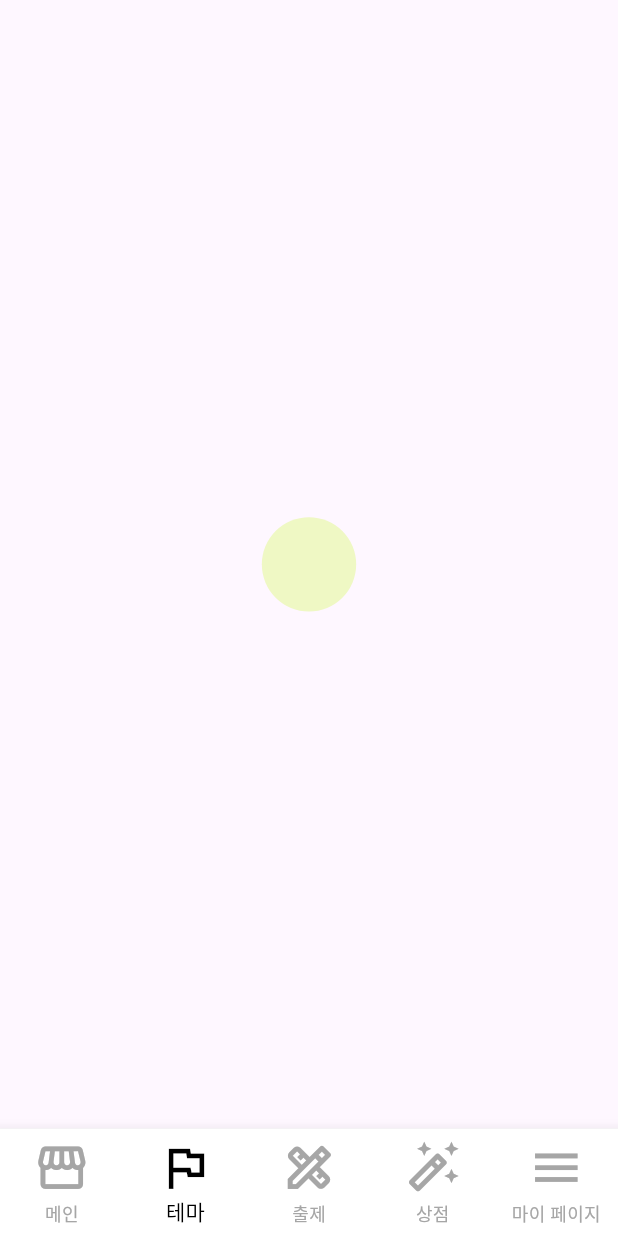
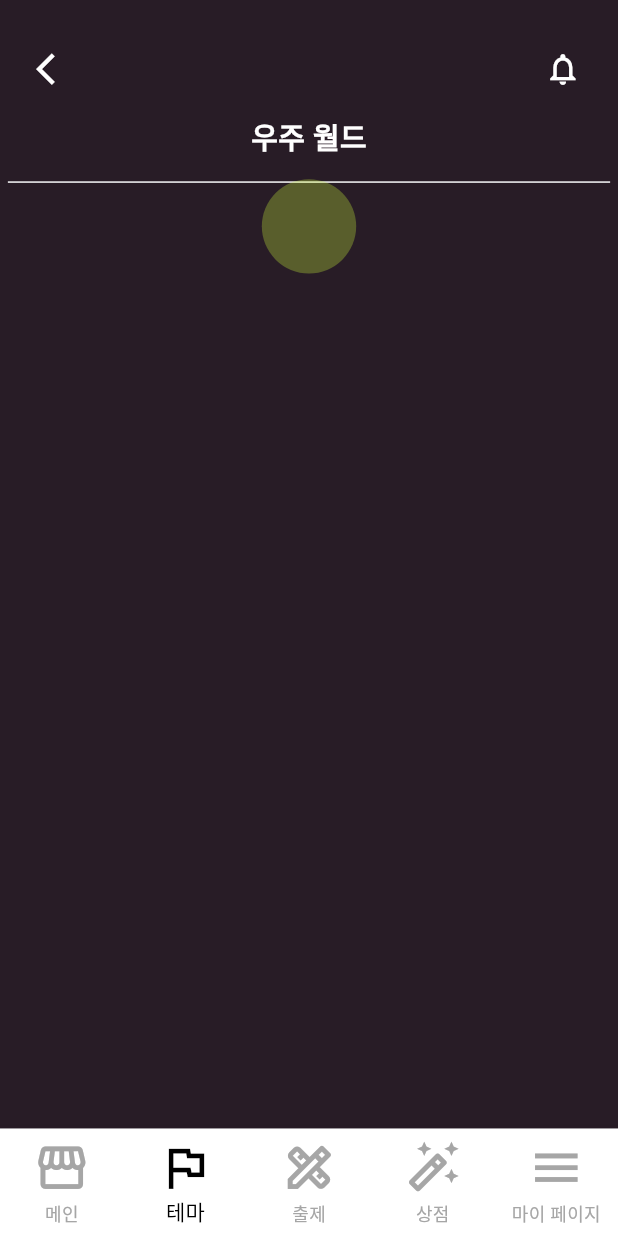
Before and after one commit to SKT-FlyAI-BoraMettugi/FE, a Flutter app: the screen it shows after launch, item 2 of the bottom bar chosen, after a tap on the "arrow forward ios" icon, on a phone screen of 412 x 824 dp. Run offline on Flutter 3.47's test engine with Material 3 defaults, Android fonts, the phone set to English and light mode, and no system bars; our stand-ins replace flutter_screenutil.

Commit message:
second commit

```diff
--- /dev/null
+++ b/lib/widgets/notification_screen.dart
@@ -0,0 +1,19 @@
+import 'package:flutter/material.dart';
+
+class NotificationScreen extends StatefulWidget {
+  const NotificationScreen({super.key});
+
+  @override
+  State<NotificationScreen> createState() => _NotificationScreenState();
+}
+
+class _NotificationScreenState extends State<NotificationScreen> {
+  @override
+  Widget build(BuildContext context) {
+    return MaterialApp(
+      home: Scaffold(
+        body: Center(),
+      ),
+    );
+  }
+}
--- a/lib/widgets/space_theme.dart
+++ b/lib/widgets/space_theme.dart
@@ -15,8 +15,66 @@ class _SpaceThemeState extends State<SpaceTheme> {
   Widget build(BuildContext context) {
     return MaterialApp(
       home: Scaffold(
-        body: Center(
-          child: GestureDetector(
+        backgroundColor: Color(0xFF281C26),
+        body: Column(
+          children: [
+            SizedBox(
+              height: 35.h,
+            ),
+            Row(
+              children: [
+                SizedBox(
+                  width: 23.w,
+                ),
+                GestureDetector(
+                  onTap: () {
+                    Navigator.pop(context);
+                  },
+                  child: Icon(
+                    Icons.arrow_back_ios,
+                    size: 24.w,
+                    color: Colors.white,
+                  ),
+                ),
+                SizedBox(
+                  width: 299.w,
+                ),
+                Icon(
+                  Icons.notifications_none,
+                  size: 24.w,
+                  color: Colors.white,
+                ),
+              ],
+            ),
+            SizedBox(
+              height: 19.h,
+            ),
+            Row(
+              mainAxisAlignment: MainAxisAlignment.center,
+              children: [
+                Text(
+                  "우주 월드",
+                  style: TextStyle(
+                      fontSize: 20.sp,
+                      fontWeight: FontWeight.w600,
+                      color: Colors.white),
+                )
+              ],
+            ),
+            SizedBox(
+              height: 15.h,
+            ),
+            Padding(
+              padding: EdgeInsets.symmetric(horizontal: 5.w),
+              child: Container(
+                width: 383.w,
+                height: 1.h,
+                decoration: BoxDecoration(
+                  color: Colors.white,
+                ),
+              ),
+            ),
+            GestureDetector(
               onTap: () {
                 Navigator.push(
                   context,
@@ -35,6 +93,7 @@ class _SpaceThemeState extends State<SpaceTheme> {
                 ),
               ),
             ),
+          ],
         ),
       ),
     );
```
Also changed, not shown: lib/widgets/problem_screen.dart (+87 -32 lines). Lines whose indentation alone changed are shown as unchanged.
